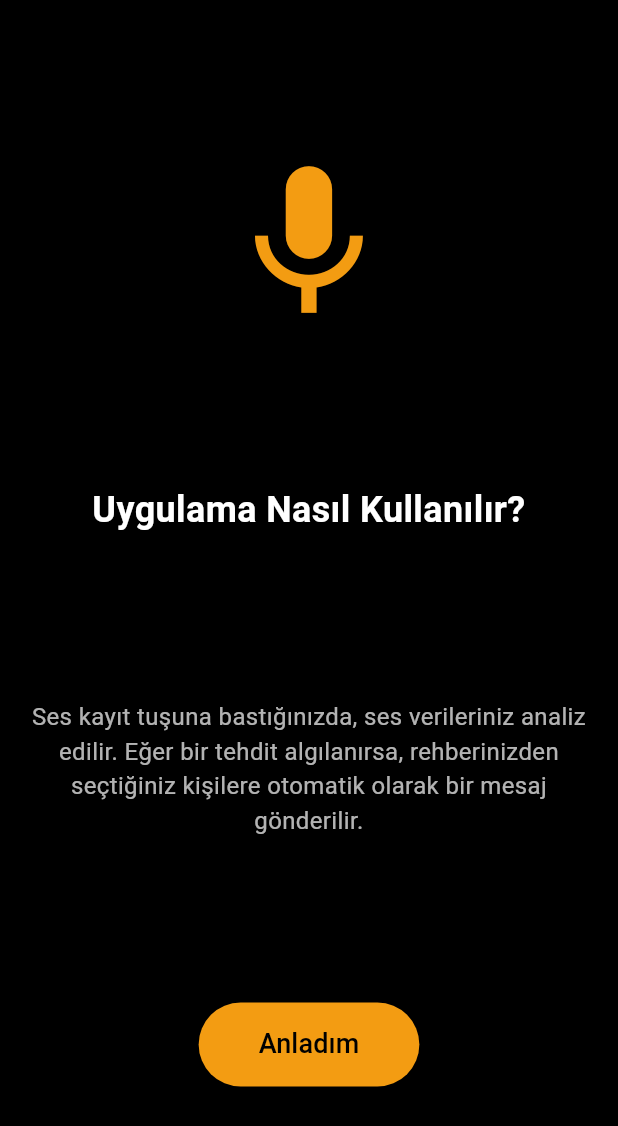
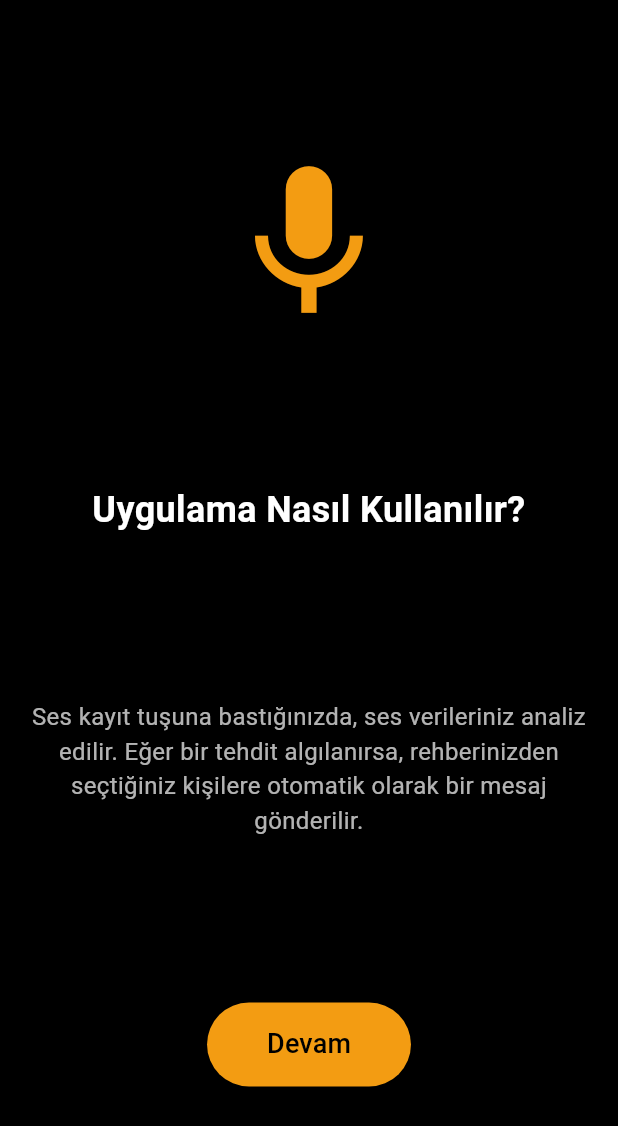
Before and after one commit to doguclks/YalnizDegilsin_Mobile_App_Project, a Flutter app: the HowToUseScreen screen opened directly, on a phone screen of 412 x 824 dp. Shown: the top 1126 px of the screen. Run offline on Flutter 3.47's test engine with Material 3 defaults, Android fonts, the phone set to English and light mode, and no system bars; our stand-ins replace firebase_core; missing offline and left inert: page_animation_transition; accounts and stored records are empty.

```diff
--- a/lib/pages/how_to_use_screen.dart
+++ b/lib/pages/how_to_use_screen.dart
@@ -50,7 +50,7 @@ class HowToUseScreen extends StatelessWidget {
               ),
               // Devam Butonu
               ElevatedButtonWidget(
-                  buttonText: "Anladım", nextPage: WhyPhoneNumberScreen())
+                  buttonText: "Devam", nextPage: WhyPhoneNumberScreen())
             ],
           ),
         ),
--- a/pubspec.yaml
+++ b/pubspec.yaml
@@ -35,6 +35,7 @@ dependencies:
   # Use with the CupertinoIcons class for iOS style icons.
   cupertino_icons: ^1.0.8
   page_animation_transition: ^1.0.0
+  firebase_core: ^3.8.1
 
 dev_dependencies:
   flutter_test:
```
Also changed, not shown: lib/main.dart (+7 -1 lines), assets/images/yalnizDegilsinLogo.png (added), firebase.json (added), lib/firebase_options.dart (added), pubspec.lock, 6 other files.
